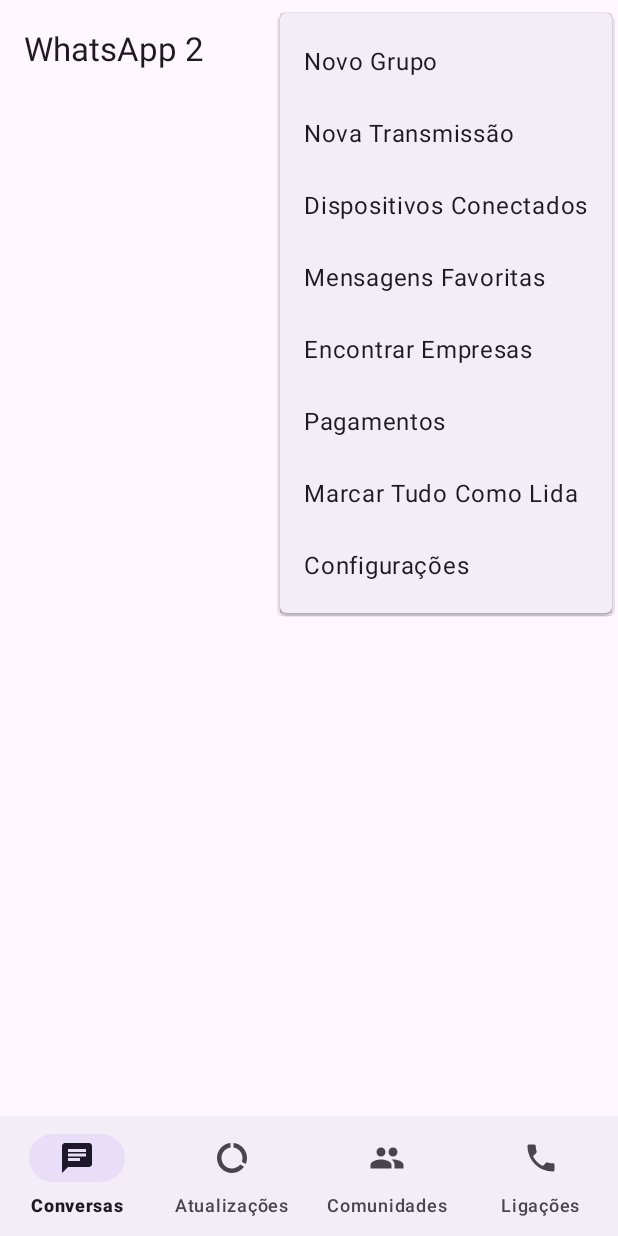
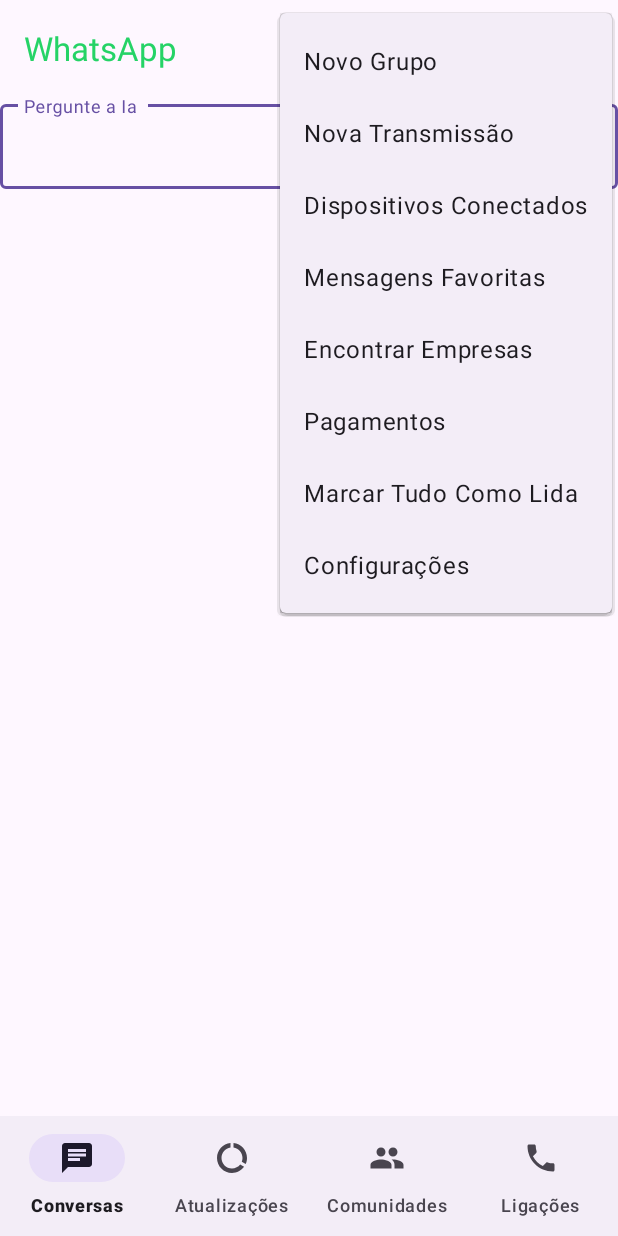
Before and after one commit to PedroBGuerra/AppbottomNav2H, an Android app: the screen it shows after launch (ChatActivity), with the options menu open, on a phone screen of 412 x 824 dp. Run offline under Robolectric (Android 15) with nearby library versions, the phone set to English and light mode, and no system bars.

Commit message:
Prototipo whats0

```diff
--- /dev/null
+++ b/app/src/main/res/drawable/baseline_search.xml
@@ -0,0 +1,5 @@
+<vector xmlns:android="http://schemas.android.com/apk/res/android" android:height="24dp" android:tint="#000000" android:viewportHeight="24" android:viewportWidth="24" android:width="24dp">
+
+    <path android:fillColor="@android:color/white" android:pathData="M15.5,14h-0.79l-0.28,-0.27C15.41,12.59 16,11.11 16,9.5 16,5.91 13.09,3 9.5,3S3,5.91 3,9.5 5.91,16 9.5,16c1.61,0 3.09,-0.59 4.23,-1.57l0.27,0.28v0.79l5,4.99L20.49,19l-4.99,-5zM9.5,14C7.01,14 5,11.99 5,9.5S7.01,5 9.5,5 14,7.01 14,9.5 11.99,14 9.5,14z"/>
+
+</vector>
--- a/app/src/main/res/layout/chat_layout.xml
+++ b/app/src/main/res/layout/chat_layout.xml
@@ -7,11 +7,47 @@
     android:layout_height="match_parent"
     tools:context=".ChatActivity">
 
-    <com.google.android.material.appbar.MaterialToolbar
+    <RelativeLayout
         android:layout_width="match_parent"
-        android:layout_height="wrap_content"
-        app:menu="@menu/chat_layout"
-        app:title="WhatsApp 2"/>
+        android:layout_height="wrap_content">
+
+    <com.google.android.material.appbar.AppBarLayout
+        android:id="@+id/Appbar"
+        android:layout_width="match_parent"
+        android:layout_height="wrap_content">
+
+
+        <com.google.android.material.appbar.MaterialToolbar
+            android:layout_width="match_parent"
+            android:layout_height="wrap_content"
+            app:titleTextColor="#25d366"
+            app:menu="@menu/chat_layout"
+            app:title="WhatsApp "/>
+    </com.google.android.material.appbar.AppBarLayout>
+
+
+
+
+
+        <com.google.android.material.textfield.TextInputLayout
+            android:layout_width="match_parent"
+            android:hint="Pergunte a Ia "
+            android:layout_below="@+id/Appbar"
+            app:icon="@drawable/baseline_search"
+            android:layout_height="wrap_content"
+            >
+
+            <com.google.android.material.textfield.TextInputEditText
+                android:layout_width="match_parent"
+                android:layout_height="wrap_content"
+                android:inputType="text"
+
+                />
+
+        </com.google.android.material.textfield.TextInputLayout>
+
+    </RelativeLayout>
+
 
     <com.google.android.material.bottomnavigation.BottomNavigationView
         android:id="@+id/idnew_menu"
@@ -19,9 +55,6 @@
         android:layout_height="wrap_content"
         android:layout_gravity="bottom"
         app:menu="@menu/new_menu"
-        app:labelVisibilityMode="labeled"
-
-
-        />
+        app:labelVisibilityMode="labeled"/>
 
 </androidx.coordinatorlayout.widget.CoordinatorLayout>
```
